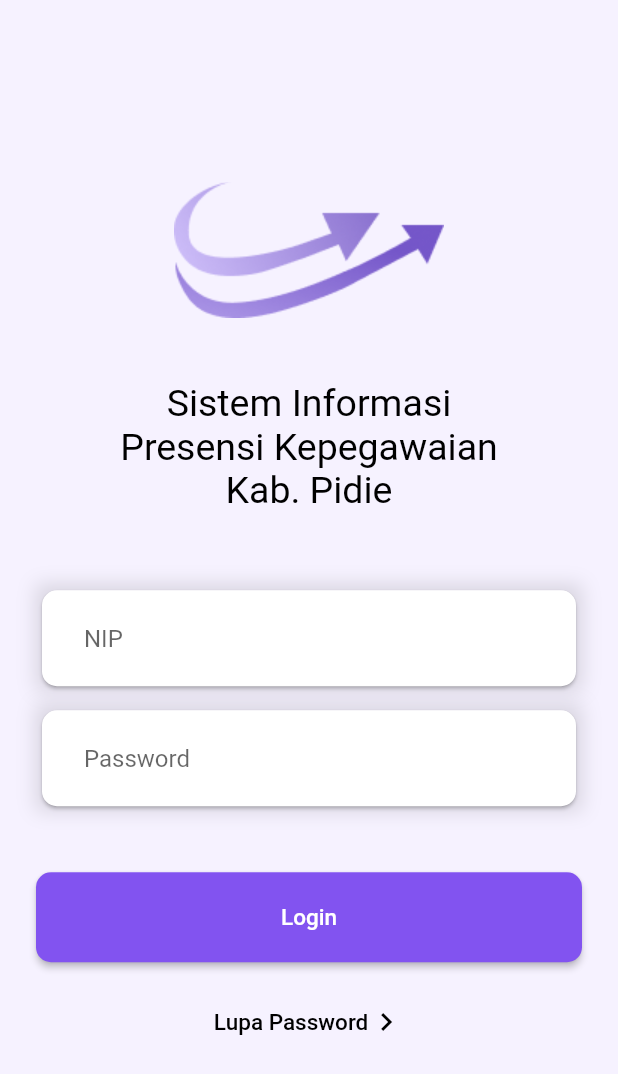
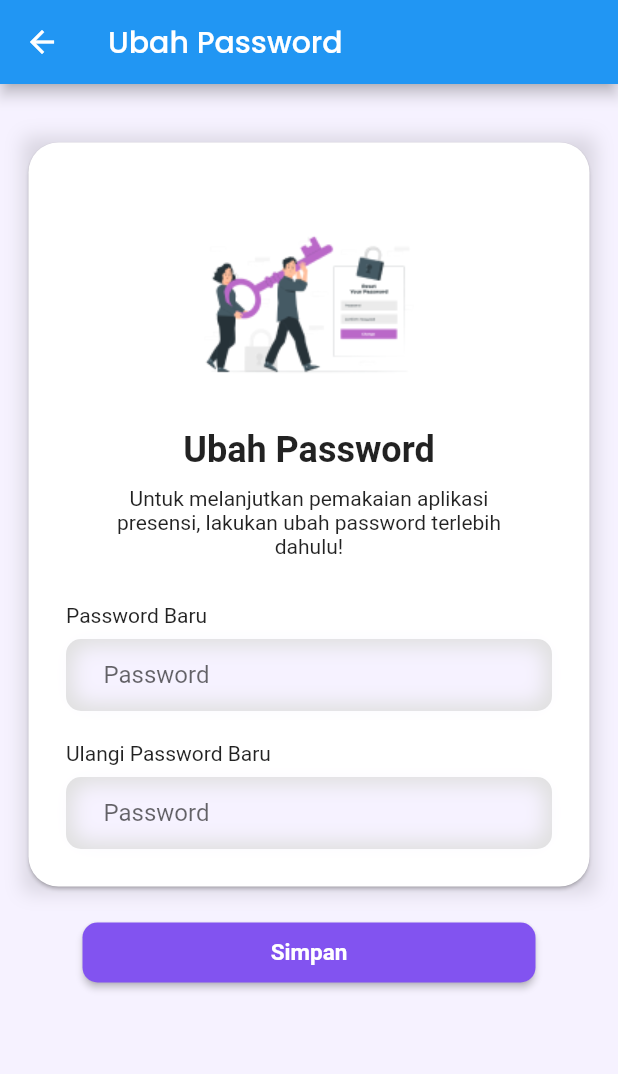
Before and after one commit to MikaSRahwono/Presensi-Kab-Pidie, a Flutter app: the screen it shows after launch, after a tap on "Profile", on a phone screen of 412 x 824 dp. Shown: the top 1074 px of the screen. Run offline on Flutter 3.47's test engine with Material 2 defaults, Android fonts, the phone set to English and light mode, and no system bars; our stand-ins replace google_fonts.

Commit message:
Finished UI Ubah Password Pertama

```diff
--- /dev/null
+++ b/lib/features/authentication/presentation/first_pass_reset.dart
@@ -0,0 +1,181 @@
+import 'package:flutter/material.dart';
+import 'package:google_fonts/google_fonts.dart';
+
+class FirstPassResetPage extends StatefulWidget {
+  const FirstPassResetPage({Key? key}) : super(key: key);
+
+  @override
+  State<FirstPassResetPage> createState() => _FirstPassResetPageState();
+}
+
+class _FirstPassResetPageState extends State<FirstPassResetPage> {
+  @override
+  Widget build(BuildContext context) {
+    final password = Column(
+      crossAxisAlignment: CrossAxisAlignment.start,
+      children: [
+        Text("Password Baru"),
+        SizedBox(height: 8,),
+        Container(
+          decoration: BoxDecoration(
+              boxShadow: const [
+                BoxShadow(
+                    color: Colors.black12
+                ),
+                BoxShadow(
+                    color: Color(0xFFF6F2FF),
+                    blurRadius: 10,
+                    spreadRadius: -5
+                ),
+              ],
+              borderRadius: BorderRadius.circular(10),
+          ),
+          child: Padding(
+            padding: const EdgeInsets.fromLTRB(5.0, 0, 5.0 ,0),
+            child: TextFormField(
+              autofocus: false,
+              initialValue: '',
+              obscureText: true,
+              decoration: const InputDecoration(
+                hintText: 'Password',
+                contentPadding: EdgeInsets.fromLTRB(20.0, 0.0, 20.0, 0.0),
+                border: InputBorder.none,
+              ),
+            ),
+          ),
+        ),
+      ],
+    );
+    final repeatPassword = Column(
+      crossAxisAlignment: CrossAxisAlignment.start,
+      children: [
+        Text("Ulangi Password Baru"),
+        SizedBox(height: 8,),
+        Container(
+          decoration: BoxDecoration(
+            boxShadow: const [
+              BoxShadow(
+                  color: Colors.black12
+              ),
+              BoxShadow(
+                  color: Color(0xFFF6F2FF),
+                  blurRadius: 10,
+                  spreadRadius: -5
+              ),
+            ],
+            borderRadius: BorderRadius.circular(10),
+          ),
+          child: Padding(
+            padding: const EdgeInsets.fromLTRB(5.0, 0, 5.0 ,0),
+            child: TextFormField(
+              autofocus: false,
+              initialValue: '',
+              obscureText: true,
+              decoration: const InputDecoration(
+                hintText: 'Password',
+                contentPadding: EdgeInsets.fromLTRB(20.0, 0.0, 20.0, 0.0),
+                border: InputBorder.none,
+              ),
+            ),
+          ),
+        ),
+      ],
+    );
+    final saveButton = Container(
+      padding: const EdgeInsets.symmetric(vertical: 16.0),
+      margin: EdgeInsets.fromLTRB(40, 0, 40, 0),
+      child: ElevatedButton(
+        style: ElevatedButton.styleFrom(
+          backgroundColor: const Color(0xFF8253F0),
+          minimumSize: const Size.fromHeight(40),
+          shape: RoundedRectangleBorder(
+            borderRadius: BorderRadius.circular(10),
+          ),
+        ),
+        child: const Text('Simpan', style: TextStyle(fontSize: 15, fontWeight: FontWeight.bold),),
+        onPressed: () {},
+      ),
+    );
+
+    return Scaffold(
+      extendBody: true,
+      appBar: AppBar(
+        automaticallyImplyLeading: true,
+        centerTitle: false,
+        title: Text(
+          'Ubah Password',
+          style: GoogleFonts.poppins(
+              color: Colors.white,
+              fontWeight: FontWeight.w500,)
+        ),
+        leading: IconButton(
+          icon: Icon(Icons.arrow_back_outlined),
+          color: Colors.white,
+          onPressed: () {
+            Navigator.pop(context);
+          },
+        ),
+      ),
+      backgroundColor: Color(0xFFF6F2FF),
+      body: SingleChildScrollView(
+        child: Container(
+          margin: EdgeInsets.all(15),
+          child: Column(
+            children: [
+              Center(
+                child: Container(
+                  margin: const EdgeInsets.only(top: 20),
+                  decoration: const BoxDecoration(
+                      boxShadow: [
+                        BoxShadow(
+                            color: Colors.black12,
+                            blurRadius: 10
+                        )
+                      ]
+                  ),
+                  child: Card(
+                    shape: RoundedRectangleBorder(borderRadius: BorderRadius.circular(20)),
+                    child: Padding(
+                      padding: const EdgeInsets.all(25.0),
+                      child: Column(
+                        children: [
+                          CircleAvatar(
+                            backgroundColor: Colors.transparent,
+                            radius: 83.0,
+                            child: Image.asset('resources/images/png/ResetPassword.png'),
+                          ),
+                          Column(
+                            children: const [
+                              Text("Ubah Password",
+                                style: TextStyle(
+                                  fontWeight: FontWeight.bold,
+                                  fontSize: 24
+                                ),
+                              ),
+                              SizedBox(height: 10,),
+                              Padding(
+                                padding: EdgeInsets.fromLTRB(25.0, 0, 25.0, 0),
+                                child: Text("Untuk melanjutkan pemakaian aplikasi presensi, lakukan ubah password terlebih dahulu!",
+                                  textAlign: TextAlign.center,
+                                ),
+                              )
+                            ],
+                          ),
+                          SizedBox(height: 30),
+                          password,
+                          SizedBox(height: 20),
+                          repeatPassword
+                        ],
+                      ),
+                    ),
+                  ),
+                ),
+              ),
+              saveButton
+            ],
+          ),
+        ),
+      ),
+    );
+  }
+}
--- a/lib/features/authentication/presentation/login.dart
+++ b/lib/features/authentication/presentation/login.dart
@@ -19,9 +19,9 @@ class _LoginPageState extends State<LoginPage> {
     );
 
     final nip = Container(
-      decoration: BoxDecoration(
+      decoration: const BoxDecoration(
         boxShadow: [
-          new BoxShadow(
+          BoxShadow(
             color: Colors.black12,
             blurRadius: 10
           )
@@ -35,9 +35,9 @@ class _LoginPageState extends State<LoginPage> {
             keyboardType: TextInputType.emailAddress,
             autofocus: false,
             initialValue: '',
-            decoration: InputDecoration(
+            decoration: const InputDecoration(
               hintText: 'NIP',
-              contentPadding: const EdgeInsets.fromLTRB(20.0, 0.0, 20.0, 0.0),
+              contentPadding: EdgeInsets.fromLTRB(20.0, 0.0, 20.0, 0.0),
               border: InputBorder.none,
             ),
           ),
@@ -46,9 +46,9 @@ class _LoginPageState extends State<LoginPage> {
     );
 
     final password = Container(
-      decoration: BoxDecoration(
+      decoration: const BoxDecoration(
           boxShadow: [
-            new BoxShadow(
+            BoxShadow(
                 color: Colors.black12,
                 blurRadius: 10
             )
@@ -62,9 +62,9 @@ class _LoginPageState extends State<LoginPage> {
             autofocus: false,
             initialValue: '',
             obscureText: true,
-            decoration: InputDecoration(
+            decoration: const InputDecoration(
               hintText: 'Password',
-              contentPadding: const EdgeInsets.fromLTRB(20.0, 0.0, 20.0, 0.0),
+              contentPadding: EdgeInsets.fromLTRB(20.0, 0.0, 20.0, 0.0),
               border: InputBorder.none,
             ),
           ),
--- a/lib/features/home/presentation/home.dart
+++ b/lib/features/home/presentation/home.dart
@@ -1,7 +1,9 @@
 import 'package:flutter/material.dart';
 
 import '../../profile/presentation/profile.dart';
+import '../../authentication/presentation/first_pass_reset.dart';
 import '../../authentication/presentation/login.dart';
+
 
 class HomePage extends StatefulWidget {
   const HomePage({Key? key}) : super(key: key);
@@ -28,7 +30,7 @@ class _HomePageState extends State<HomePage> {
       ),
       floatingActionButton: FloatingActionButton.extended(
         onPressed: (){
-          Navigator.push(context, MaterialPageRoute(builder: (BuildContext context) => LoginPage()));
+          Navigator.push(context, MaterialPageRoute(builder: (BuildContext context) => FirstPassResetPage()));
         },
         label: Text("Profile"), icon: Icon(Icons.person
       ),
--- a/lib/main_page.dart
+++ b/lib/main_page.dart
@@ -18,8 +18,6 @@ class MainPage extends StatefulWidget {
   _MainPageState createState() => _MainPageState();
 }
 
-
-
 class _MainPageState extends State<MainPage> {
   final _children = <Widget>[
     const HomePage(),
@@ -34,7 +32,6 @@ class _MainPageState extends State<MainPage> {
     _currentIndex = widget.startIndex;
   }
 
-
   @override
   Widget build(BuildContext context) {
     return Scaffold(
@@ -46,9 +43,6 @@ class _MainPageState extends State<MainPage> {
     );
   }
 
-
-
-
   void onTabTapped(int index) {
     if (mounted) setState(() {
       _currentIndex = index;
```
Also changed, not shown: lib/components/inner_shadow.dart (added), resources/images/png/ResetPassword.png (added).
